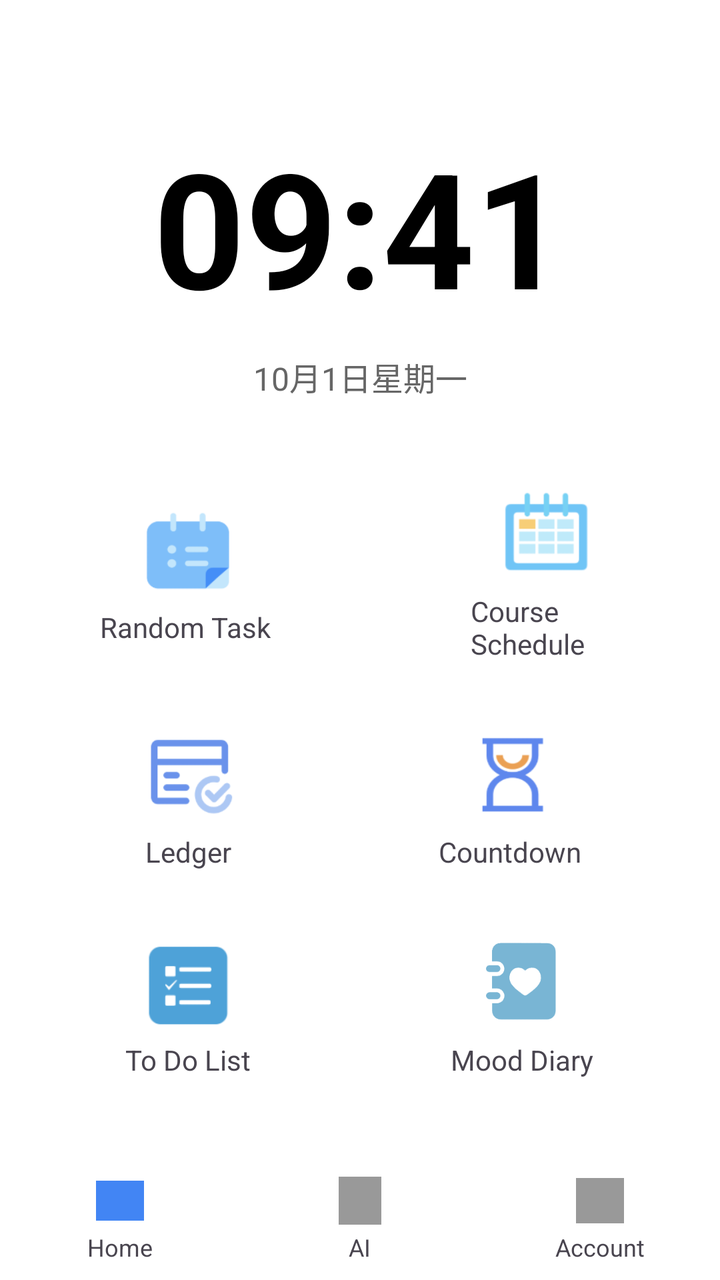
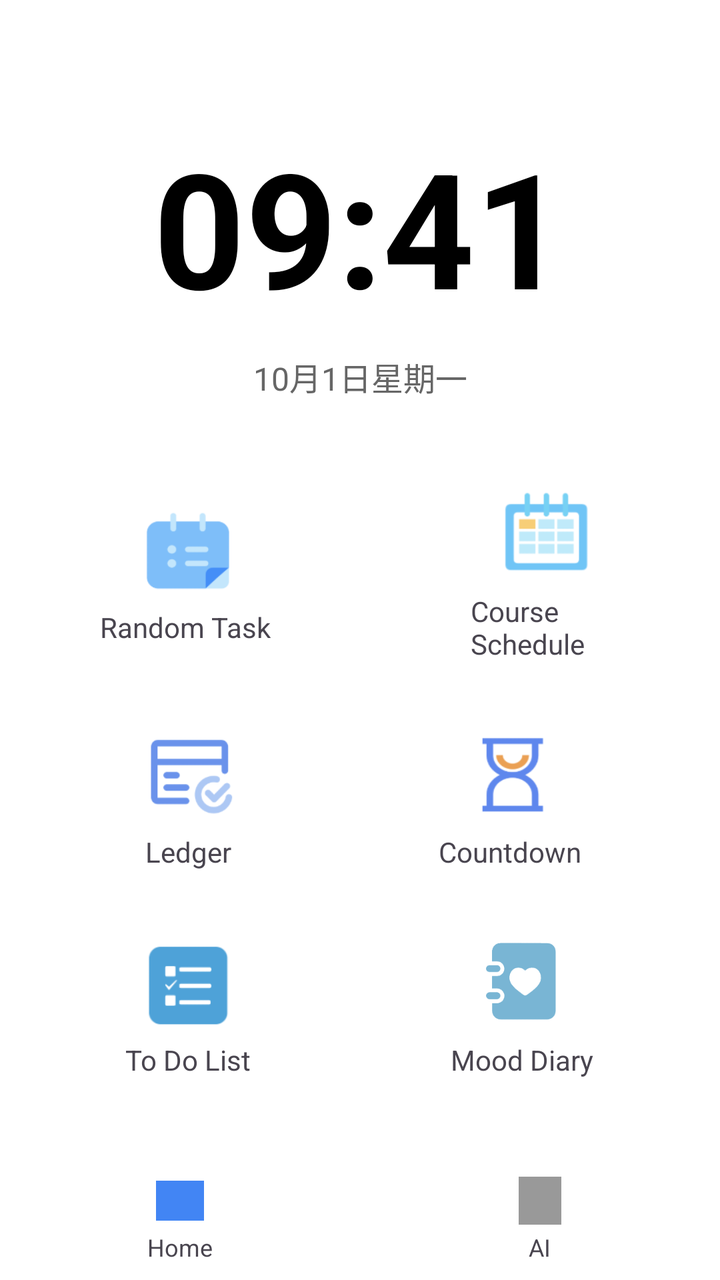

An Android layout rendered at two revisions. The XML below is the earlier revision; the diff shows what the commit changed to produce the second picture.
<!-- AndroidManifest.xml: application theme Theme.StudyBro -->
<!-- res/layout/activity_main.xml -->
<?xml version="1.0" encoding="utf-8"?>
<androidx.constraintlayout.widget.ConstraintLayout
    xmlns:android="http://schemas.android.com/apk/res/android"
    xmlns:app="http://schemas.android.com/apk/res-auto"
    xmlns:tools="http://schemas.android.com/tools"
    android:layout_width="match_parent"
    android:layout_height="match_parent"
    android:background="@android:color/white"
    tools:context=".MainActivity">

    
    <TextView
        android:id="@+id/tv_time"
        android:layout_width="wrap_content"
        android:layout_height="wrap_content"
        android:text="09:41"
        android:textColor="@android:color/black"
        android:textSize="80sp"
        android:textStyle="bold"
        app:layout_constraintEnd_toEndOf="parent"
        app:layout_constraintStart_toStartOf="parent"
        app:layout_constraintTop_toTopOf="parent"
        android:layout_marginTop="60dp"/>

    
    <TextView
        android:id="@+id/tv_date"
        android:layout_width="wrap_content"
        android:layout_height="wrap_content"
        android:text="10月1日星期一"
        android:textColor="#666666"
        android:textSize="16sp"
        app:layout_constraintEnd_toEndOf="@+id/tv_time"
        app:layout_constraintStart_toStartOf="@+id/tv_time"
        app:layout_constraintTop_toBottomOf="@+id/tv_time"
        android:layout_marginTop="10dp"/>

    
    <LinearLayout
        android:layout_width="match_parent"
        android:layout_height="wrap_content"
        android:orientation="vertical"
        android:gravity="center"
        app:layout_constraintTop_toBottomOf="@+id/tv_date"
        app:layout_constraintBottom_toTopOf="@+id/bottom_nav"
        android:layout_marginTop="30dp">

        
        <LinearLayout
            android:layout_width="wrap_content"
            android:layout_height="wrap_content"
            android:orientation="horizontal"
            android:gravity="center"
            android:layout_marginBottom="30dp">

            <LinearLayout
                android:id="@+id/layout_task"
                android:layout_width="wrap_content"
                android:layout_height="wrap_content"
                android:gravity="center"
                android:orientation="vertical"
                android:layout_marginStart="50dp"
                android:layout_marginEnd="50dp">
                <ImageView
                    android:layout_width="50dp"
                    android:layout_height="50dp"
                    android:src="@drawable/ic_task" />
                <TextView
                    android:layout_width="wrap_content"
                    android:layout_height="wrap_content"
                    android:text="Random Task"
                    android:textSize="14sp"
                    android:layout_marginTop="5dp"/>
            </LinearLayout>

            <LinearLayout
                android:id="@+id/layout_course"
                android:layout_width="wrap_content"
                android:layout_height="wrap_content"
                android:gravity="center"
                android:orientation="vertical"
                android:layout_marginStart="50dp"
                android:layout_marginEnd="50dp">
                <ImageView
                    android:layout_width="50dp"
                    android:layout_height="50dp"
                    android:src="@drawable/ic_calendar" />
                <TextView
                    android:layout_width="wrap_content"
                    android:layout_height="wrap_content"
                    android:text="Course Schedule"
                    android:textSize="14sp"
                    android:layout_marginTop="5dp"/>
            </LinearLayout>

        </LinearLayout>

        
        <LinearLayout
            android:layout_width="wrap_content"
            android:layout_height="wrap_content"
            android:orientation="horizontal"
            android:gravity="center"
            android:layout_marginBottom="30dp">

            <LinearLayout
                android:id="@+id/layout_ledger"
                android:layout_width="wrap_content"
                android:layout_height="wrap_content"
                android:gravity="center"
                android:orientation="vertical"
                android:layout_marginStart="50dp"
                android:layout_marginEnd="50dp">
                <ImageView
                    android:layout_width="50dp"
                    android:layout_height="50dp"
                    android:src="@drawable/ic_ledger" />
                <TextView
                    android:layout_width="wrap_content"
                    android:layout_height="wrap_content"
                    android:text="Ledger"
                    android:textSize="14sp"
                    android:layout_marginTop="5dp"/>
            </LinearLayout>

            <LinearLayout
                android:id="@+id/layout_countdown"
                android:layout_width="wrap_content"
                android:layout_height="wrap_content"
                android:gravity="center"
                android:orientation="vertical"
                android:layout_marginStart="50dp"
                android:layout_marginEnd="50dp">
                <ImageView
                    android:layout_width="50dp"
                    android:layout_height="50dp"
                    android:src="@drawable/ic_countdown" />
                <TextView
                    android:layout_width="wrap_content"
                    android:layout_height="wrap_content"
                    android:text="Countdown"
                    android:textSize="14sp"
                    android:layout_marginTop="5dp"/>
            </LinearLayout>

        </LinearLayout>




















        
        <LinearLayout
            android:layout_width="wrap_content"
            android:layout_height="wrap_content"
            android:orientation="horizontal"
            android:gravity="center"
            android:layout_marginBottom="30dp">

            
            <LinearLayout
                android:id="@+id/layout_todo"
                android:layout_width="wrap_content"
                android:layout_height="wrap_content"
                android:gravity="center"
                android:orientation="vertical"
                android:layout_marginStart="50dp"
                android:layout_marginEnd="50dp">

                <ImageView
                    android:layout_width="50dp"
                    android:layout_height="50dp"
                    android:src="@drawable/ic_todo" />

                <TextView
                    android:layout_width="wrap_content"
                    android:layout_height="wrap_content"
                    android:text="To Do List"
                    android:textSize="14sp"
                    android:layout_marginTop="5dp"/>
            </LinearLayout>

            
            <LinearLayout
                android:id="@+id/layout_diary"
                android:layout_width="wrap_content"
                android:layout_height="wrap_content"
                android:gravity="center"
                android:orientation="vertical"
                android:layout_marginStart="50dp"
                android:layout_marginEnd="50dp">

                <ImageView
                    android:layout_width="50dp"
                    android:layout_height="50dp"
                    android:src="@drawable/ic_diary" />

                <TextView
                    android:layout_width="wrap_content"
                    android:layout_height="wrap_content"
                    android:text="Mood Diary"
                    android:textSize="14sp"
                    android:layout_marginTop="5dp"/>
            </LinearLayout>

        </LinearLayout>


    </LinearLayout>

    
    <LinearLayout
        android:id="@+id/bottom_nav"
        android:layout_width="match_parent"
        android:layout_height="60dp"
        android:orientation="horizontal"
        android:gravity="center"
        app:layout_constraintBottom_toBottomOf="parent">

        <LinearLayout
            android:id="@+id/layout_home"
            android:layout_width="0dp"
            android:layout_height="match_parent"
            android:layout_weight="1"
            android:gravity="center"
            android:orientation="vertical">
            <ImageView
                android:layout_width="24dp"
                android:layout_height="24dp"
                android:src="@drawable/ic_home"
                app:tint="#4285F4" /> 
            <TextView
                android:layout_width="wrap_content"
                android:layout_height="wrap_content"
                android:text="Home"
                android:textSize="12sp"
                android:layout_marginTop="3dp"/>
        </LinearLayout>

        <LinearLayout
            android:id="@+id/layout_ai"
            android:layout_width="0dp"
            android:layout_height="match_parent"
            android:layout_weight="1"
            android:gravity="center"
            android:orientation="vertical">
            <ImageView
                android:layout_width="24dp"
                android:layout_height="24dp"
                android:src="@drawable/ic_ai"
                app:tint="#999999" /> 
            <TextView
                android:layout_width="wrap_content"
                android:layout_height="wrap_content"
                android:text="AI"
                android:textSize="12sp"
                android:layout_marginTop="3dp"/>
        </LinearLayout>

        <LinearLayout
            android:id="@+id/layout_account"
            android:layout_width="0dp"
            android:layout_height="match_parent"
            android:layout_weight="1"
            android:gravity="center"
            android:orientation="vertical">
            <ImageView
                android:layout_width="24dp"
                android:layout_height="24dp"
                android:src="@drawable/ic_account"
                app:tint="#999999" /> 
            <TextView
                android:layout_width="wrap_content"
                android:layout_height="wrap_content"
                android:text="Account"
                android:textSize="12sp"
                android:layout_marginTop="3dp"/>
        </LinearLayout>

    </LinearLayout>

</androidx.constraintlayout.widget.ConstraintLayout>
<!-- resources referenced by this layout -->
<resources>
  <!-- drawable ic_account: png bitmap (drawable, 1434 bytes) -->
  <!-- drawable ic_ai: png bitmap (drawable, 1985 bytes) -->
  <!-- drawable ic_calendar: png bitmap (drawable, 2100 bytes) -->
  <!-- drawable ic_countdown: png bitmap (drawable, 3444 bytes) -->
  <!-- drawable ic_diary: png bitmap (drawable, 4467 bytes) -->
  <!-- drawable ic_home: png bitmap (drawable, 2024 bytes) -->
  <!-- drawable ic_ledger: png bitmap (drawable, 2696 bytes) -->
  <!-- drawable ic_task: png bitmap (drawable, 2816 bytes) -->
  <!-- drawable ic_todo: png bitmap (drawable, 1894 bytes) -->
  <style name="Theme.StudyBro" parent="Base.Theme.StudyBro" />
  <style name="Base.Theme.StudyBro" parent="Theme.Material3.DayNight.NoActionBar">
          
          
      </style>
</resources>

<!-- the commit's change to res/layout/activity_main.xml (unified diff, before → after) -->
@@ -272,25 +272,25 @@
                 android:layout_marginTop="3dp"/>
         </LinearLayout>
 
-        <LinearLayout
-            android:id="@+id/layout_account"
-            android:layout_width="0dp"
-            android:layout_height="match_parent"
-            android:layout_weight="1"
-            android:gravity="center"
-            android:orientation="vertical">
-            <ImageView
-                android:layout_width="24dp"
-                android:layout_height="24dp"
-                android:src="@drawable/ic_account"
-                app:tint="#999999" /> 
-            <TextView
-                android:layout_width="wrap_content"
-                android:layout_height="wrap_content"
-                android:text="Account"
-                android:textSize="12sp"
-                android:layout_marginTop="3dp"/>
-        </LinearLayout>
+
+
+
+
+
+
+
+
+
+
+
+
+
+
+
+
+
+
+
 
     </LinearLayout>
 
<!-- resource entries referenced after the edit -->
@@ -1,6 +1,5 @@
 <!-- resources referenced by this layout -->
 <resources>
-  <!-- drawable ic_account: png bitmap (drawable, 1434 bytes) -->
   <!-- drawable ic_ai: png bitmap (drawable, 1985 bytes) -->
   <!-- drawable ic_calendar: png bitmap (drawable, 2100 bytes) -->
   <!-- drawable ic_countdown: png bitmap (drawable, 3444 bytes) -->
